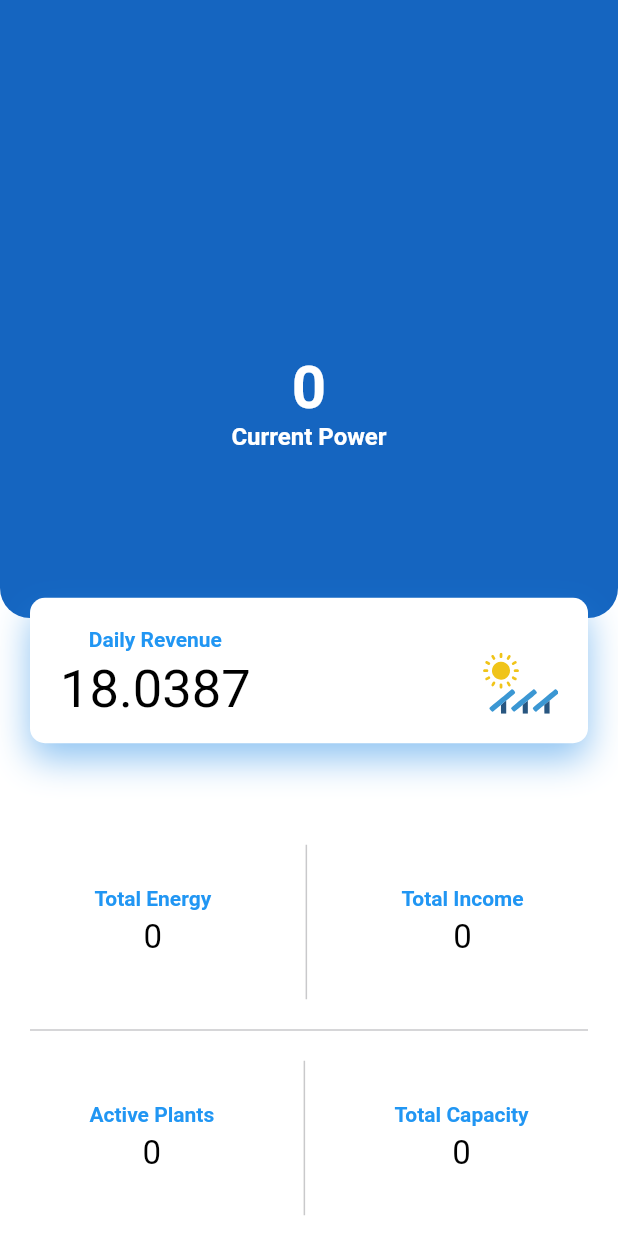
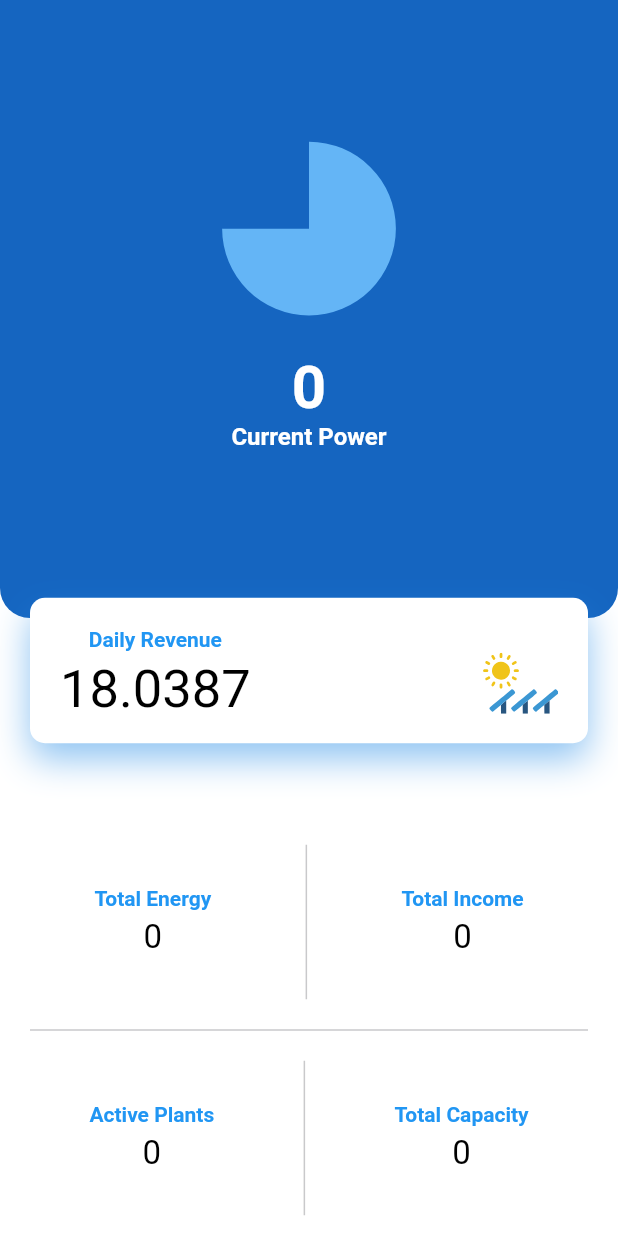
Before and after one commit to ShaktipumpAndroid/GridTie, a Flutter app: the DashboardPage screen opened directly, on a phone screen of 412 x 824 dp. Run offline on Flutter 3.47's test engine with Material 2 defaults, Android fonts, the phone set to English and light mode, and no system bars; our stand-ins replace flutter_svg, fluttertoast, shared_preferences, syncfusion_flutter_charts; missing offline and left inert: bottom_picker; accounts and stored records are empty; network calls fail.

```diff
--- a/lib/bottom_navigation/alert/alertPage.dart
+++ b/lib/bottom_navigation/alert/alertPage.dart
@@ -120,7 +120,7 @@ class _AlertPageState extends State<AlertPage> {
                   Positioned(
                     right: 0.0,
                     bottom: 0.0,
-                    child: alertList[index].status==false?loadSVG('assets/svg/deactivedot.svg'):loadSVG('assets/svg/deactivedot.svg'),
+                    child: alertList[index].status==true?loadSVG('assets/svg/activedot.svg'):loadSVG('assets/svg/deactivedot.svg'),
                   )
                 ],
               ),
@@ -137,7 +137,7 @@ class _AlertPageState extends State<AlertPage> {
           ],
         ),
       ),
-    ): NoDataFound();
+    ):Container(height: 0,width: 0,);
   }
 
   Future<void> alertListAPI() async {
@@ -153,6 +153,7 @@ class _AlertPageState extends State<AlertPage> {
       jsonData = convert.jsonDecode(res.body);
       PlantListModel alertListModel = PlantListModel.fromJson(jsonData);
       if(alertListModel.status.toString()=='true'){
+
         alertList = alertListModel.response;
       }
       setState(() {
--- a/lib/bottom_navigation/dashboard/dashboardPage.dart
+++ b/lib/bottom_navigation/dashboard/dashboardPage.dart
@@ -40,7 +40,10 @@ class _DashboardPageState extends State<DashboardPage> {
     }
   }
 
-   List<ChartData> chartData = [];
+   final List<ChartData> chartData = [
+  ChartData('David', 75, AppColor.blue.shade300),
+  ChartData('David', 25, AppColor.themeColor),
+  ];
 
   @override
   Widget build(BuildContext context) {
@@ -310,10 +313,10 @@ class _DashboardPageState extends State<DashboardPage> {
         print('ActivePlant====>${dashboardModel.response.onlinePlant.toString()}');
 
           //totalEnergyTxt,totalIncomeTxt,activePlantTxt,totalCapacityTxt
-          chartData = [
+         /* chartData = [
             ChartData('David', dashboardModel.response.currentPower, AppColor.blue.shade300),
 
-          ];
+          ];*/
         }
 
         setState(() {
```
